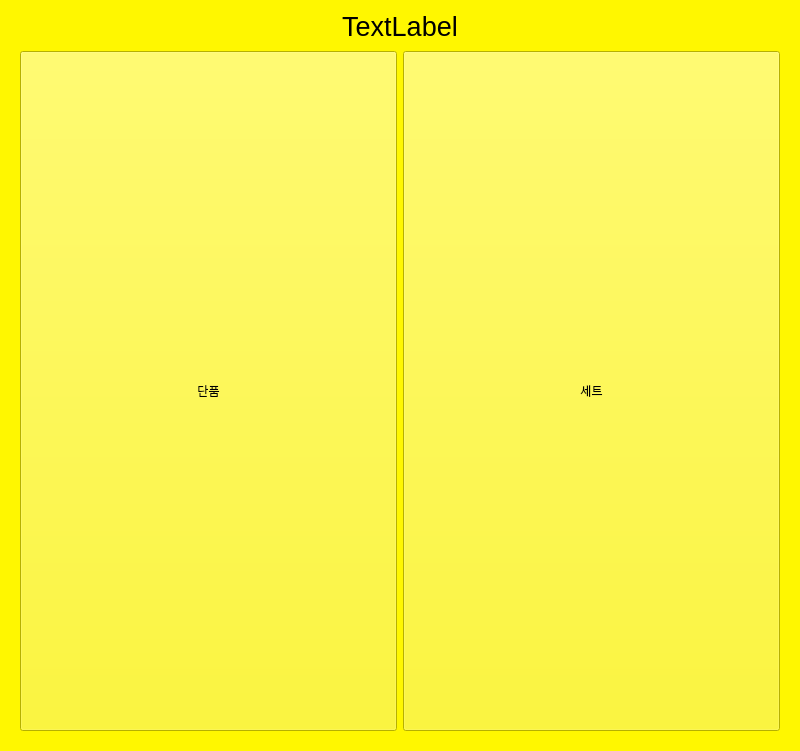
Old version of the form Kiosk/popup.ui in the repository psy1064/Kiosk.
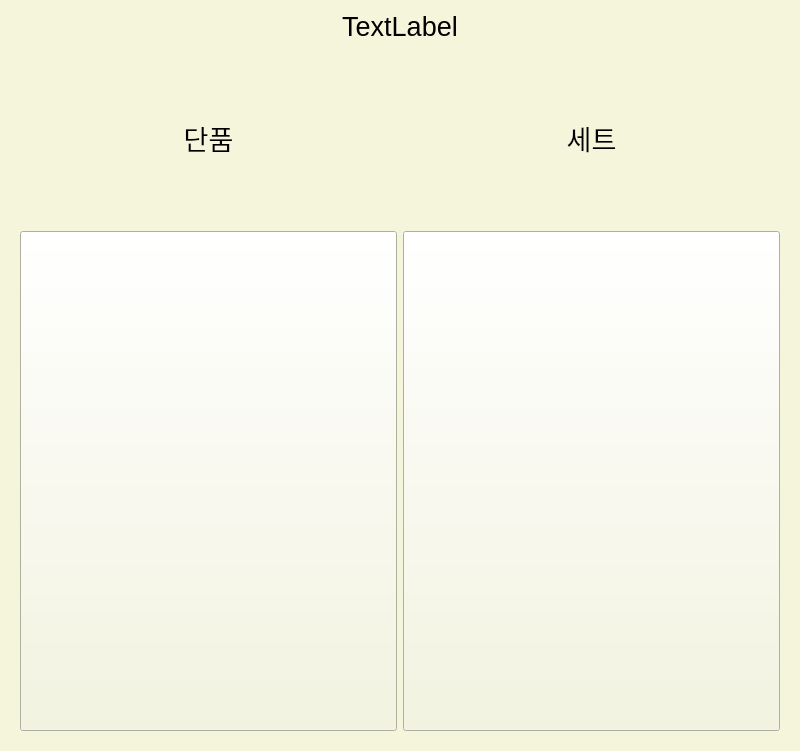
New version of the form. The open tabs and pages were chosen to show the change. Icons and pictures are not drawn. Custom widgets are drawn as their Qt base class.

```diff
--- a/Kiosk/popup.ui
+++ b/Kiosk/popup.ui
@@ -20,7 +20,7 @@
    <string>Form</string>
   </property>
   <property name="styleSheet">
-   <string notr="true">background-color: rgb(255, 247, 0);</string>
+   <string notr="true">background-color:beige;</string>
   </property>
   <layout class="QGridLayout" name="gridLayout">
    <property name="spacing">
@@ -36,27 +36,69 @@
        <item row="1" column="1">
         <widget class="QPushButton" name="setbutton">
          <property name="sizePolicy">
-          <sizepolicy hsizetype="Minimum" vsizetype="MinimumExpanding">
+          <sizepolicy hsizetype="Minimum" vsizetype="Preferred">
            <horstretch>0</horstretch>
            <verstretch>0</verstretch>
           </sizepolicy>
          </property>
+         <property name="minimumSize">
+          <size>
+           <width>0</width>
+           <height>500</height>
+          </size>
+         </property>
          <property name="text">
-          <string>세트</string>
+          <string/>
          </property>
         </widget>
        </item>
        <item row="1" column="0">
         <widget class="QPushButton" name="singlebutton">
          <property name="sizePolicy">
-          <sizepolicy hsizetype="Minimum" vsizetype="MinimumExpanding">
+          <sizepolicy hsizetype="Minimum" vsizetype="Preferred">
            <horstretch>0</horstretch>
            <verstretch>0</verstretch>
           </sizepolicy>
+         </property>
+         <property name="minimumSize">
+          <size>
+           <width>0</width>
+           <height>500</height>
+          </size>
+         </property>
+         <property name="text">
+          <string/>
+         </property>
+        </widget>
+       </item>
+       <item row="0" column="0">
+        <widget class="QLabel" name="label_4">
+         <property name="font">
+          <font>
+           <pointsize>20</pointsize>
+          </font>
          </property>
          <property name="text">
           <string>단품</string>
          </property>
+         <property name="alignment">
+          <set>Qt::AlignCenter</set>
+         </property>
+        </widget>
+       </item>
+       <item row="0" column="1">
+        <widget class="QLabel" name="label_5">
+         <property name="font">
+          <font>
+           <pointsize>20</pointsize>
+          </font>
+         </property>
+         <property name="text">
+          <string>세트</string>
+         </property>
+         <property name="alignment">
+          <set>Qt::AlignCenter</set>
+         </property>
         </widget>
        </item>
       </layout>
```
Left out of the diff: 58 changed lines with no effect on the pictures.
